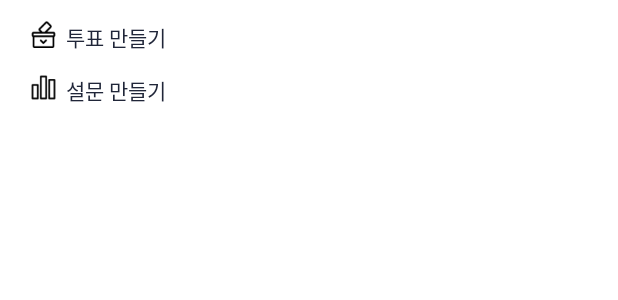
After one commit to A-APT/DuckBox-Android, an Android app: the layout dialog_write.xml on its own in the app's theme, with its tools: preview values and no code run, on a phone screen of 412 x 824 dp. The commit adds this screen. Shown: the top 300 px of the screen. Run offline under Robolectric (Android 15) with nearby library versions, the phone set to English and light mode, and no system bars.

Commit message:
feat: Community WriteDialog

```diff
--- a/app/src/main/AndroidManifest.xml
+++ b/app/src/main/AndroidManifest.xml
@@ -9,6 +9,12 @@
         android:roundIcon="@mipmap/ic_launcher_round"
         android:supportsRtl="true"
         android:theme="@style/Theme.DuckBox">
+        <activity
+            android:name=".view.activity.PollCreateActivity"
+            android:exported="false" />
+        <activity
+            android:name=".view.activity.VoteCreateActivity"
+            android:exported="false" />
         <activity
             android:name=".view.activity.PollDetailActivity"
             android:exported="false" />
--- /dev/null
+++ b/app/src/main/res/layout/dialog_write.xml
@@ -0,0 +1,57 @@
+<?xml version="1.0" encoding="utf-8"?>
+<LinearLayout xmlns:android="http://schemas.android.com/apk/res/android"
+    xmlns:app="http://schemas.android.com/apk/res-auto"
+    android:id="@+id/dialogBox"
+    android:layout_width="wrap_content"
+    android:layout_height="wrap_content"
+    android:background="@drawable/white_color_box_5dp"
+    android:orientation="vertical"
+    android:paddingHorizontal="20dp"
+    android:paddingVertical="14dp">
+
+    <LinearLayout
+        android:id="@+id/voteBtn"
+        android:layout_width="wrap_content"
+        android:layout_height="wrap_content"
+        android:layout_marginBottom="14dp"
+        android:layout_weight="1"
+        android:orientation="horizontal">
+
+        <ImageView
+            android:layout_width="18dp"
+            android:layout_height="18dp"
+            android:layout_marginEnd="6dp"
+            android:contentDescription="vote"
+            app:srcCompat="@drawable/vote" />
+
+        <TextView
+            android:layout_width="wrap_content"
+            android:layout_height="wrap_content"
+            android:layout_gravity="center"
+            android:text="투표 만들기"
+            android:textColor="@color/black"
+            android:textSize="14sp" />
+    </LinearLayout>
+
+    <LinearLayout
+        android:id="@+id/pollBtn"
+        android:layout_width="wrap_content"
+        android:layout_height="wrap_content"
+        android:orientation="horizontal">
+
+        <ImageView
+            android:layout_width="18dp"
+            android:layout_height="18dp"
+            android:layout_marginEnd="6dp"
+            android:contentDescription="poll"
+            app:srcCompat="@drawable/poll" />
+
+        <TextView
+            android:layout_width="wrap_content"
+            android:layout_height="wrap_content"
+            android:layout_gravity="center"
+            android:text="설문 만들기"
+            android:textColor="@color/black"
+            android:textSize="14sp" />
+    </LinearLayout>
+</LinearLayout>
```
Also changed, not shown: app/src/main/java/com/AligatorAPT/DuckBox/view/activity/PollCreateActivity.kt (added, +12 -0 lines), app/src/main/java/com/AligatorAPT/DuckBox/view/activity/VoteCreateActivity.kt (added, +12 -0 lines), app/src/main/java/com/AligatorAPT/DuckBox/view/dialog/WriteDialog.kt (added, +68 -0 lines), app/src/main/java/com/AligatorAPT/DuckBox/view/fragment/navigation/CommunityFragment.kt (+13 -2 lines), app/src/main/res/layout/activity_poll_create.xml (added, +9 -0 lines), app/src/main/res/layout/activity_vote_create.xml (added, +9 -0 lines), app/src/main/res/drawable-v24/poll.png (added), app/src/main/res/drawable-v24/vote.png (added).
